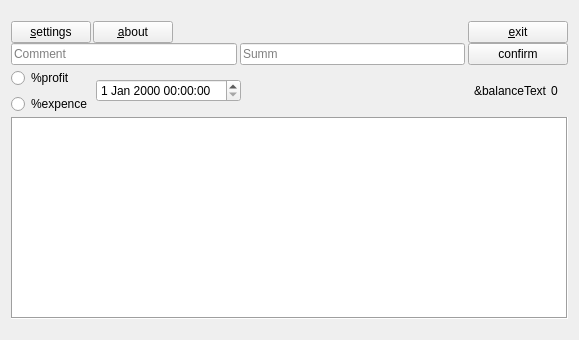
The window that widget.ui (SnipeStudio/SnipeStudio_Budjet_manager) describes before a commit, drawn with Qt 5.
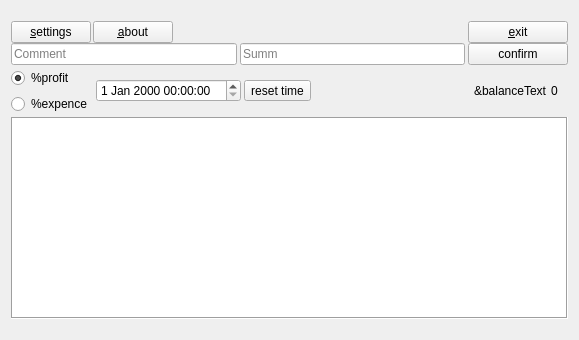
The same window after the commit. Icons and pictures are not drawn.

Commit message: #55 Added button for reset dateTime

```diff
--- a/widget.ui
+++ b/widget.ui
@@ -224,6 +224,9 @@
              <property name="text">
               <string>%profit</string>
              </property>
+             <property name="checked">
+              <bool>true</bool>
+             </property>
             </widget>
            </item>
            <item>
@@ -242,6 +245,13 @@
            </property>
           </widget>
          </item>
+         <item>
+          <widget class="QToolButton" name="resetTime">
+           <property name="text">
+            <string>reset time</string>
+           </property>
+          </widget>
+         </item>
          <item>
           <spacer name="horizontalSpacer">
            <property name="orientation">
```
The commit also changes 2 other files.
